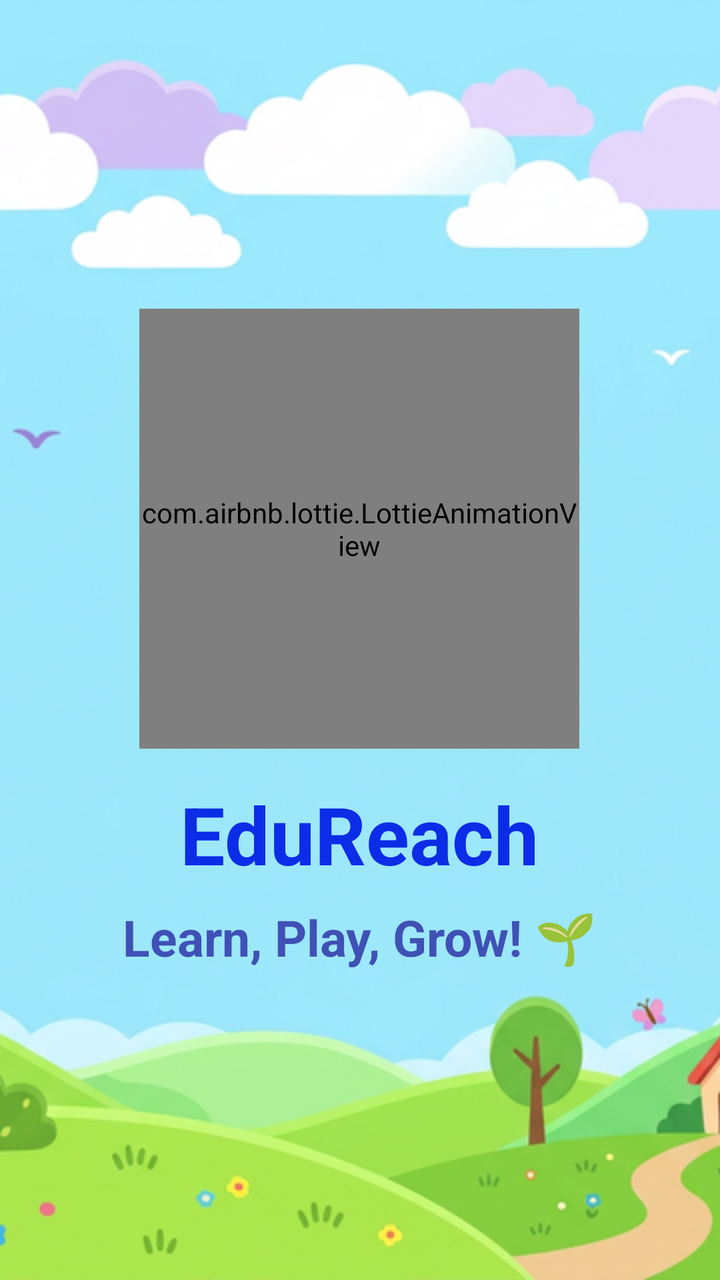
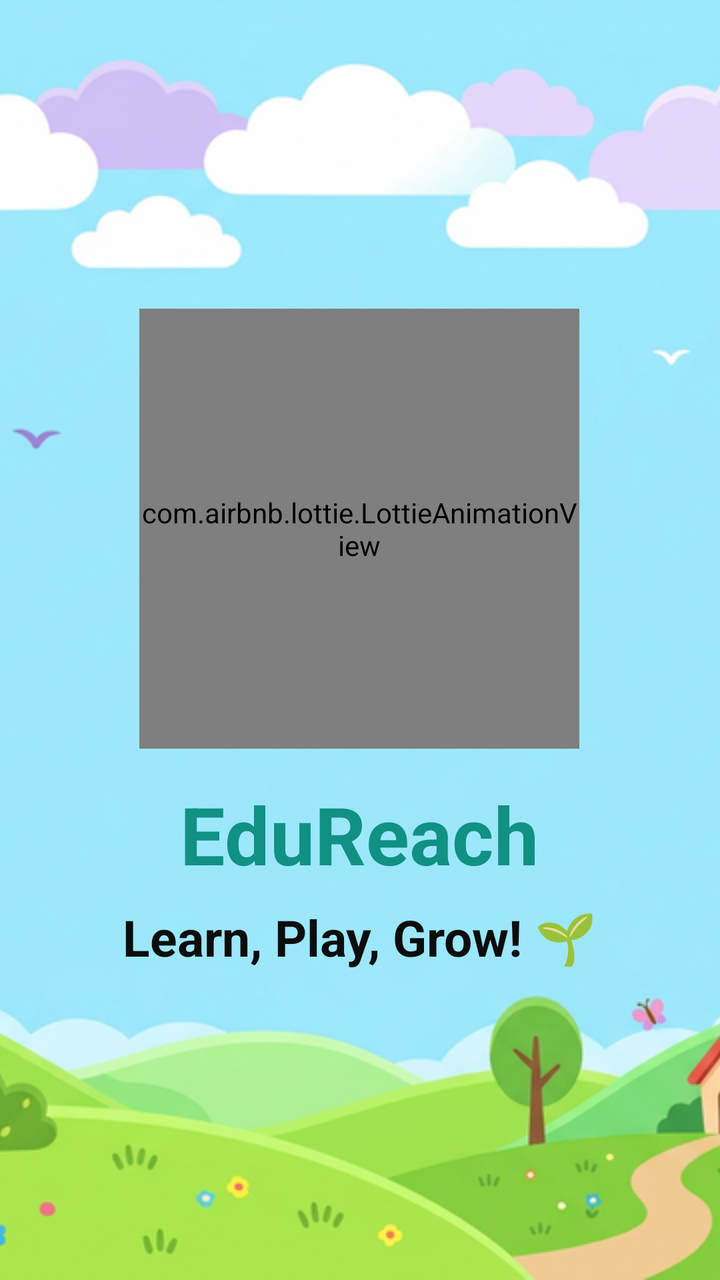

Compare the two renders of this Android layout. The source of the first and the diff that turns it into the second are given below.
<!-- AndroidManifest.xml: application theme Theme.RuralLearningApp -->
<!-- res/layout/activity_splash.xml -->
<?xml version="1.0" encoding="utf-8"?>
<FrameLayout xmlns:android="http://schemas.android.com/apk/res/android"
    xmlns:app="http://schemas.android.com/apk/res-auto"
    android:layout_width="match_parent"
    android:layout_height="match_parent">


    <ImageView
        android:layout_width="match_parent"
        android:layout_height="match_parent"
        android:scaleType="centerCrop"
        android:src="@drawable/app_background" />







    
    
    
    <LinearLayout
        android:layout_width="wrap_content"
        android:layout_height="wrap_content"
        android:orientation="vertical"
        android:layout_gravity="center"
        android:gravity="center">

        
        <com.airbnb.lottie.LottieAnimationView
            android:id="@+id/lottieView"
            android:layout_width="220dp"
            android:layout_height="220dp"
            android:layout_gravity="center"
            app:lottie_rawRes="@raw/splash"
            app:lottie_autoPlay="true"
            app:lottie_loop="false" />

        
        <TextView
            android:layout_width="wrap_content"
            android:layout_height="wrap_content"
            android:text="@string/app_name"
            android:textSize="40sp"
            android:textColor="#0B2DE7"
            android:textStyle="bold"
            android:layout_marginTop="16dp"/>

        
        <TextView
            android:layout_width="wrap_content"
            android:layout_height="wrap_content"
            android:text="Learn, Play, Grow! 🌱"
            android:textSize="25sp"
            android:textStyle="bold"
            android:textColor="#3F51B5"
            android:layout_marginTop="8dp"/>

    </LinearLayout>

</FrameLayout>
<!-- resources referenced by this layout -->
<resources>
  <!-- drawable app_background: png bitmap (drawable, 390578 bytes) -->
  <string name="app_name">EduReach</string>
  <style name="Theme.RuralLearningApp" parent="Base.Theme.RuralLearningApp" />
  <style name="Base.Theme.RuralLearningApp" parent="Theme.Material3.Light.NoActionBar">
          
          
      </style>
</resources>

<!-- the commit's change to res/layout/activity_splash.xml (unified diff, before → after) -->
@@ -43,7 +43,7 @@
             android:layout_height="wrap_content"
             android:text="@string/app_name"
             android:textSize="40sp"
-            android:textColor="#0B2DE7"
+            android:textColor="#119084"
             android:textStyle="bold"
             android:layout_marginTop="16dp"/>
 
@@ -54,7 +54,7 @@
             android:text="Learn, Play, Grow! 🌱"
             android:textSize="25sp"
             android:textStyle="bold"
-            android:textColor="#3F51B5"
+            android:textColor="#0C0D0D"
             android:layout_marginTop="8dp"/>
 
     </LinearLayout>
